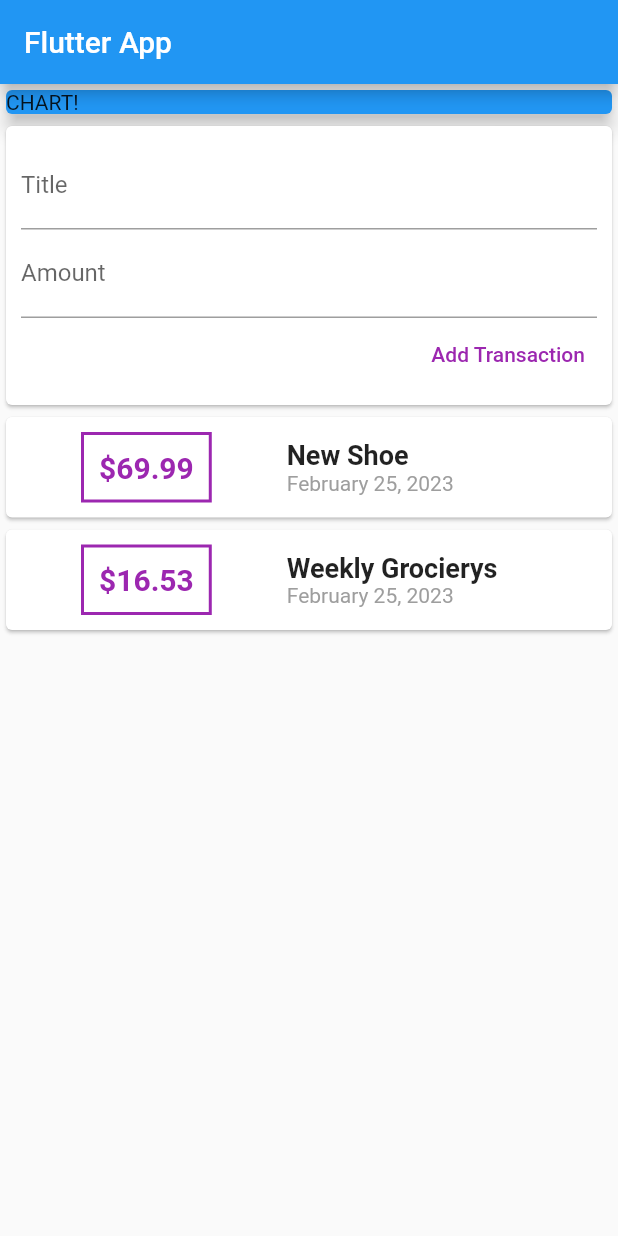
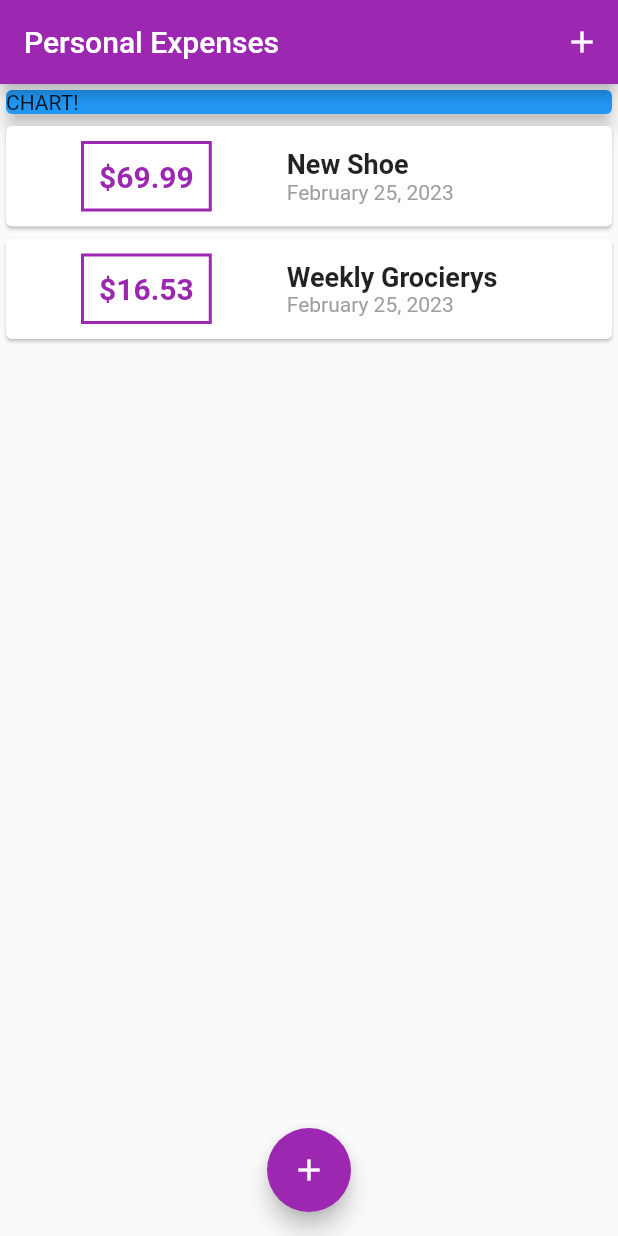
Before and after one commit to 5tigerjelly/learn_flutter_expense_app, a Flutter app: the screen it shows after launch, on a phone screen of 412 x 824 dp. Run offline on Flutter 3.47's test engine with Material 2 defaults, Android fonts, the phone set to English and light mode, and no system bars.

Commit message:
add primary colors

```diff
--- a/lib/main.dart
+++ b/lib/main.dart
@@ -1,5 +1,5 @@
 import 'package:flutter/material.dart';
-import 'package:learn_flutter_expense_app/widgets/user_transaction.dart';
+import './models/transaction.dart';
 import './widgets/new_transaction.dart';
 import './widgets/transaction_list.dart';
 
@@ -11,21 +11,65 @@
   @override
   Widget build(BuildContext context) {
     return MaterialApp(
-      title: 'Flutter App',
+      title: 'Personal Expenses',
+      theme: ThemeData(
+        primarySwatch: Colors.purple,
+      ),
       home: MyHomePage(),
     );
   }
 }
 
-class MyHomePage extends StatelessWidget {
-  final titleController = TextEditingController();
-  final amountController = TextEditingController();
+class MyHomePage extends StatefulWidget {
+  @override
+  State<MyHomePage> createState() => _MyHomePageState();
+}
+
+class _MyHomePageState extends State<MyHomePage> {
+  final List<Transaction> _userTransaction = [
+    Transaction(
+        id: 't1', title: 'New Shoe', amount: 69.99, date: DateTime.now()),
+    Transaction(
+        id: 't2',
+        title: 'Weekly Grocierys',
+        amount: 16.53,
+        date: DateTime.now())
+  ];
+
+  void _addNewTransaction(String title, double amount) {
+    final newTransaction = Transaction(
+        id: DateTime.now().toString(),
+        title: title,
+        amount: amount,
+        date: DateTime.now());
+
+    setState(() {
+      _userTransaction.add(newTransaction);
+    });
+  }
+
+  void _startAddNewTransaction(BuildContext ctx) {
+    showModalBottomSheet(
+        context: ctx,
+        builder: (_) {
+          return GestureDetector(
+            onTap: () {},
+            child: NewTransaction(_addNewTransaction),
+            behavior: HitTestBehavior.opaque,
+          );
+        });
+  }
 
   @override
   Widget build(BuildContext context) {
     return Scaffold(
       appBar: AppBar(
-        title: const Text('Flutter App'),
+        title: const Text('Personal Expenses'),
+        actions: [
+          IconButton(
+              onPressed: () => _startAddNewTransaction(context),
+              icon: Icon(Icons.add))
+        ],
       ),
       body: Column(
         // mainAxisAlignment: MainAxisAlignment.start,
@@ -39,8 +83,13 @@
               child: Text('CHART!'),
             ),
           ),
-          UserTransactions(),
+          TransactionList(_userTransaction),
         ],
+      ),
+      floatingActionButtonLocation: FloatingActionButtonLocation.centerFloat,
+      floatingActionButton: FloatingActionButton(
+        child: Icon(Icons.add),
+        onPressed: () => _startAddNewTransaction(context),
       ),
     );
   }
--- a/lib/widgets/new_transaction.dart
+++ b/lib/widgets/new_transaction.dart
@@ -3,13 +3,19 @@
 import 'package:flutter/src/widgets/placeholder.dart';
 import 'package:flutter/material.dart';
 
-class NewTransaction extends StatelessWidget {
-  final titleController = TextEditingController();
-  final amountController = TextEditingController();
-
+class NewTransaction extends StatefulWidget {
   final Function transactionHandler;
 
   NewTransaction(this.transactionHandler);
+
+  @override
+  State<NewTransaction> createState() => _NewTransactionState();
+}
+
+class _NewTransactionState extends State<NewTransaction> {
+  final titleController = TextEditingController();
+
+  final amountController = TextEditingController();
 
   void submitData() {
     final enteredTitle = titleController.text;
@@ -19,7 +25,9 @@
       return;
     }
 
-    transactionHandler();
+    widget.transactionHandler(enteredTitle, enteredAmount);
+
+    Navigator.of(context).pop();
   }
 
   @override
--- a/lib/widgets/transaction_list.dart
+++ b/lib/widgets/transaction_list.dart
@@ -24,7 +24,7 @@
                       padding: EdgeInsets.all(10),
                       decoration: BoxDecoration(
                           border: Border.all(
-                        color: Colors.purple,
+                        color: Theme.of(context).primaryColor,
                         width: 2,
                       )),
                       margin: EdgeInsets.symmetric(
@@ -36,7 +36,7 @@
                         style: TextStyle(
                           fontWeight: FontWeight.bold,
                           fontSize: 20,
-                          color: Colors.purple,
+                          color: Theme.of(context).primaryColor,
                         ),
                       )),
                   Column(
--- a/lib/widgets/user_transaction.dart
+++ /dev/null
@@ -1,48 +0,0 @@
-import 'package:flutter/src/foundation/key.dart';
-import 'package:flutter/src/widgets/framework.dart';
-import 'package:flutter/src/widgets/placeholder.dart';
-import 'package:flutter/material.dart';
-import '../models/transaction.dart';
-import './new_transaction.dart';
-import './transaction_list.dart';
-
-class UserTransactions extends StatefulWidget {
-  const UserTransactions({Key? key}) : super(key: key);
-
-  @override
-  State<UserTransactions> createState() => _UserTransactionsState();
-}
-
-class _UserTransactionsState extends State<UserTransactions> {
-  final List<Transaction> _userTransaction = [
-    Transaction(
-        id: 't1', title: 'New Shoe', amount: 69.99, date: DateTime.now()),
-    Transaction(
-        id: 't2',
-        title: 'Weekly Grocierys',
-        amount: 16.53,
-        date: DateTime.now())
-  ];
-
-  void _addNewTransaction(String title, double amount) {
-    final newTransaction = Transaction(
-        id: DateTime.now().toString(),
-        title: title,
-        amount: amount,
-        date: DateTime.now());
-
-    setState(() {
-      _userTransaction.add(newTransaction);
-    });
-  }
-
-  @override
-  Widget build(BuildContext context) {
-    return Column(
-      children: [
-        NewTransaction(_addNewTransaction),
-        TransactionList(_userTransaction),
-      ],
-    );
-  }
-}
```
